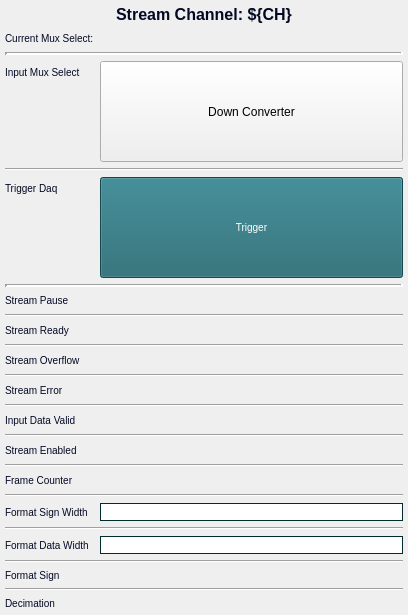
cristinasewell/ATCA_PyDM_Screens, file individuals/down_converter_ch_stream.ui: the form before one commit.
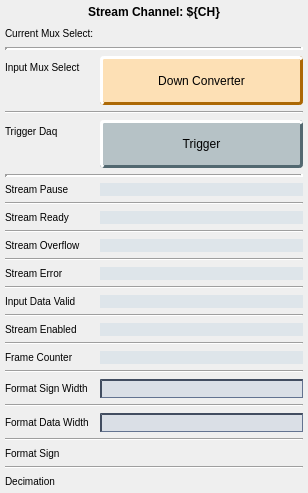
The form after the commit. Custom widgets are drawn as their Qt base class.

Patch:
```diff
--- a/individuals/down_converter_ch_stream.ui
+++ b/individuals/down_converter_ch_stream.ui
@@ -6,8 +6,8 @@
    <rect>
     <x>0</x>
     <y>0</y>
-    <width>408</width>
-    <height>615</height>
+    <width>308</width>
+    <height>493</height>
    </rect>
   </property>
   <property name="sizePolicy">
@@ -25,6 +25,57 @@
   <property name="windowTitle">
    <string>Bay0 Channel Stream</string>
   </property>
+  <property name="styleSheet">
+   <string notr="true">QPushButton {
+    background-color: rgb(182, 194, 198);
+    border-color: rgb(182, 204, 212) rgb(82, 104, 112) rgb(82, 104, 112) rgb(182,204,212);
+    border-style: outset;
+    border-radius: 4px;
+    border-width: 3px; 
+}
+QPushButton:flat {
+    border: none; /* no border for a flat push button */
+}
+QPushButton:hover {
+   background-color: rgb(154,170,176);
+}
+QPushButton:pressed {
+    background-color: rgb(139,195,186);
+    border-style: inset;
+    border-width: 3px;
+	border-color: rgb(47,91,84);
+}
+
+QLineEdit {
+  background-color: rgb(218,223,230);
+  border-color: rgb(66,77,96);
+  border-style: inset;
+  border-width: 2px 1px 1px 2px;
+}
+QLabel {
+  font-size: 10px;
+}
+
+QScrollBar:horizontal {
+  border: 1px solid #32414B;
+}
+QScrollBar:vertical {
+  border: 1px solid #32414B;
+}
+QScrollBar::add-page:horizontal, QScrollBar::sub-page:horizontal {
+  background: none;
+}
+
+QScrollBar::add-page:vertical, QScrollBar::sub-page:vertical {
+  background: none;
+}
+QScrollBar::handle:horizontal {
+  border: 1px solid black;
+}
+QScrollBar::handle:vertical {
+  border: 1px solid black;
+}</string>
+  </property>
   <layout class="QVBoxLayout" name="verticalLayout" stretch="0,1">
    <property name="leftMargin">
     <number>5</number>
@@ -48,8 +99,7 @@
      </property>
      <property name="styleSheet">
       <string notr="true">QLabel{
-  color:#030923;
-  font-size: 16px;
+  font-size: 12px;
   font: bold;
 }</string>
      </property>
@@ -68,12 +118,13 @@
      </property>
      <item row="0" column="0">
       <widget class="QLabel" name="label_15">
+       <property name="font">
+        <font>
+         <pointsize>-1</pointsize>
+        </font>
+       </property>
        <property name="styleSheet">
-        <string notr="true">QLabel{
-  color:#030923;
-  font-size: 10px;
-  font-style: bold;
-}</string>
+        <string notr="true"/>
        </property>
        <property name="text">
         <string>Current Mux Select:</string>
@@ -92,12 +143,13 @@
      </item>
      <item row="2" column="0">
       <widget class="QLabel" name="label_14">
+       <property name="font">
+        <font>
+         <pointsize>-1</pointsize>
+        </font>
+       </property>
        <property name="styleSheet">
-        <string notr="true">QLabel{
-  color:#030923;
-  font-size: 10px;
-  font-style: bold;
-}</string>
+        <string notr="true"/>
        </property>
        <property name="text">
         <string>Input Mux Select</string>
@@ -115,6 +167,26 @@
        <property name="toolTip">
         <string/>
        </property>
+       <property name="styleSheet">
+        <string notr="true">QPushButton {
+    background-color: rgb(253,224,181);
+    border-color: rgb(253,224,181) rgb(172,104,4) rgb(172,104,4) rgb(253,224,181);
+    border-style: outset;
+    border-radius: 4px;
+    border-width: 3px; 
+}
+QPushButton:flat {
+    border: none; /* no border for a flat push button */
+}
+QPushButton:hover {
+   background-color: rgb(233,204,161);
+}
+QPushButton:pressed {
+    background-color: rgb(233,204,161);
+    border-style: inset;
+    border-width: 3px;
+}</string>
+       </property>
        <property name="text">
         <string>Down Converter</string>
        </property>
@@ -142,12 +214,13 @@
      </item>
      <item row="4" column="0">
       <widget class="QLabel" name="label_13">
+       <property name="font">
+        <font>
+         <pointsize>-1</pointsize>
+        </font>
+       </property>
        <property name="styleSheet">
-        <string notr="true">QLabel{
-  color:#030923;
-  font-size: 10px;
-  font-style: bold;
-}</string>
+        <string notr="true"/>
        </property>
        <property name="text">
         <string>Trigger Daq</string>
@@ -166,19 +239,7 @@
         <string/>
        </property>
        <property name="styleSheet">
-        <string notr="true">QPushButton {
-  background-color: #1E646E;
-  border-color: #F3B749;
-  color:white;
-  font-size: 10px;
-}
-QPushButton:pressed{
-  background-color: #023459;
-  font: bold
-}
-QPushButton:hover{
-  border-style: outset;
-}</string>
+        <string notr="true"/>
        </property>
        <property name="text">
         <string>Trigger</string>
@@ -203,12 +264,13 @@
      </item>
      <item row="6" column="0">
       <widget class="QLabel" name="label_3">
+       <property name="font">
+        <font>
+         <pointsize>-1</pointsize>
+        </font>
+       </property>
        <property name="styleSheet">
-        <string notr="true">QLabel{
-  color:#030923;
-  font-size: 10px;
-  font-style: bold;
-}</string>
+        <string notr="true"/>
        </property>
        <property name="text">
         <string>Stream Pause</string>
@@ -219,14 +281,16 @@
       <widget class="PyDMLabel" name="PyDMLabel">
        <property name="font">
         <font>
-         <pointsize>10</pointsize>
+         <pointsize>-1</pointsize>
         </font>
        </property>
        <property name="toolTip">
         <string/>
        </property>
        <property name="styleSheet">
-        <string notr="true"/>
+        <string notr="true">QLabel{
+  background-color: rgb(222,229,234);
+}</string>
        </property>
        <property name="text">
         <string/>
@@ -251,12 +315,13 @@
      </item>
      <item row="8" column="0">
       <widget class="QLabel" name="label_4">
+       <property name="font">
+        <font>
+         <pointsize>-1</pointsize>
+        </font>
+       </property>
        <property name="styleSheet">
-        <string notr="true">QLabel{
-  color:#030923;
-  font-size: 10px;
-  font-style: bold;
-}</string>
+        <string notr="true"/>
        </property>
        <property name="text">
         <string>Stream Ready</string>
@@ -267,14 +332,16 @@
       <widget class="PyDMLabel" name="PyDMLabel_2">
        <property name="font">
         <font>
-         <pointsize>10</pointsize>
+         <pointsize>-1</pointsize>
         </font>
        </property>
        <property name="toolTip">
         <string/>
        </property>
        <property name="styleSheet">
-        <string notr="true"/>
+        <string notr="true">QLabel{
+  background-color: rgb(222,229,234);
+}</string>
        </property>
        <property name="text">
         <string/>
@@ -293,12 +360,13 @@
      </item>
      <item row="10" column="0">
       <widget class="QLabel" name="label_2">
+       <property name="font">
+        <font>
+         <pointsize>-1</pointsize>
+        </font>
+       </property>
        <property name="styleSheet">
-        <string notr="true">QLabel{
-  color:#030923;
-  font-size: 10px;
-  font-style: bold;
-}</string>
+        <string notr="true"/>
        </property>
        <property name="text">
         <string>Stream Overflow</string>
@@ -309,14 +377,16 @@
       <widget class="PyDMLabel" name="PyDMLabel_3">
        <property name="font">
         <font>
-         <pointsize>10</pointsize>
+         <pointsize>-1</pointsize>
         </font>
        </property>
        <property name="toolTip">
         <string/>
        </property>
        <property name="styleSheet">
-        <string notr="true"/>
+        <string notr="true">QLabel{
+  background-color: rgb(222,229,234);
+}</string>
        </property>
        <property name="text">
         <string/>
@@ -335,12 +405,13 @@
      </item>
      <item row="12" column="0">
       <widget class="QLabel" name="label_5">
+       <property name="font">
+        <font>
+         <pointsize>-1</pointsize>
+        </font>
+       </property>
        <property name="styleSheet">
-        <string notr="true">QLabel{
-  color:#030923;
-  font-size: 10px;
-  font-style: bold;
-}</string>
+        <string notr="true"/>
        </property>
        <property name="text">
         <string>Stream Error</string>
@@ -351,14 +422,16 @@
       <widget class="PyDMLabel" name="PyDMLabel_4">
        <property name="font">
         <font>
-         <pointsize>10</pointsize>
+         <pointsize>-1</pointsize>
         </font>
        </property>
        <property name="toolTip">
         <string/>
        </property>
        <property name="styleSheet">
-        <string notr="true"/>
+        <string notr="true">QLabel{
+  background-color: rgb(222,229,234);
+}</string>
        </property>
        <property name="text">
         <string/>
@@ -377,12 +450,13 @@
      </item>
      <item row="14" column="0">
       <widget class="QLabel" name="label_6">
+       <property name="font">
+        <font>
+         <pointsize>-1</pointsize>
+        </font>
+       </property>
        <property name="styleSheet">
-        <string notr="true">QLabel{
-  color:#030923;
-  font-size: 10px;
-  font-style: bold;
-}</string>
+        <string notr="true"/>
        </property>
        <property name="text">
         <string>Input Data Valid</string>
@@ -393,14 +467,16 @@
       <widget class="PyDMLabel" name="PyDMLabel_5">
        <property name="font">
         <font>
-         <pointsize>10</pointsize>
+         <pointsize>-1</pointsize>
         </font>
        </property>
        <property name="toolTip">
         <string/>
        </property>
        <property name="styleSheet">
-        <string notr="true"/>
+        <string notr="true">QLabel{
+  background-color: rgb(222,229,234);
+}</string>
        </property>
        <property name="text">
         <string/>
@@ -419,12 +495,13 @@
      </item>
      <item row="16" column="0">
       <widget class="QLabel" name="label_7">
+       <property name="font">
+        <font>
+         <pointsize>-1</pointsize>
+        </font>
+       </property>
        <property name="styleSheet">
-        <string notr="true">QLabel{
-  color:#030923;
-  font-size: 10px;
-  font-style: bold;
-}</string>
+        <string notr="true"/>
        </property>
        <property name="text">
         <string>Stream Enabled</string>
@@ -435,14 +512,16 @@
       <widget class="PyDMLabel" name="PyDMLabel_6">
        <property name="font">
         <font>
-         <pointsize>10</pointsize>
+         <pointsize>-1</pointsize>
         </font>
        </property>
        <property name="toolTip">
         <string/>
        </property>
        <property name="styleSheet">
-        <string notr="true"/>
+        <string notr="true">QLabel{
+  background-color: rgb(222,229,234);
+}</string>
        </property>
        <property name="text">
         <string/>
@@ -461,12 +540,13 @@
      </item>
      <item row="18" column="0">
       <widget class="QLabel" name="label_8">
+       <property name="font">
+        <font>
+         <pointsize>-1</pointsize>
+        </font>
+       </property>
        <property name="styleSheet">
-        <string notr="true">QLabel{
-  color:#030923;
-  font-size: 10px;
-  font-style: bold;
-}</string>
+        <string notr="true"/>
        </property>
        <property name="text">
         <string>Frame Counter</string>
@@ -477,14 +557,16 @@
       <widget class="PyDMLabel" name="PyDMLabel_7">
        <property name="font">
         <font>
-         <pointsize>10</pointsize>
+         <pointsize>-1</pointsize>
         </font>
        </property>
        <property name="toolTip">
         <string/>
        </property>
        <property name="styleSheet">
-        <string notr="true"/>
+        <string notr="true">QLabel{
+  background-color: rgb(222,229,234);
+}</string>
        </property>
        <property name="text">
         <string/>
@@ -503,12 +585,13 @@
      </item>
      <item row="20" column="0">
       <widget class="QLabel" name="label_9">
+       <property name="font">
+        <font>
+         <pointsize>-1</pointsize>
+        </font>
+       </property>
        <property name="styleSheet">
-        <string notr="true">QLabel{
-  color:#030923;
-  font-size: 10px;
-  font-style: bold;
-}</string>
+        <string notr="true"/>
        </property>
        <property name="text">
         <string>Format Sign Width</string>
@@ -521,11 +604,7 @@
         <string/>
        </property>
        <property name="styleSheet">
-        <string notr="true">QLineEdit{
-  border-width: 1px; 
-  border-style: solid; 
-  border-color: #002C2F;
-}</string>
+        <string notr="true"/>
        </property>
        <property name="channel" stdset="0">
         <string>ca://${DEVICE}:DAQMUX0_FORMATSIGNWIDTH${CH}</string>
@@ -541,12 +620,13 @@
      </item>
      <item row="22" column="0">
       <widget class="QLabel" name="label_10">
+       <property name="font">
+        <font>
+         <pointsize>-1</pointsize>
+        </font>
+       </property>
        <property name="styleSheet">
-        <string notr="true">QLabel{
-  color:#030923;
-  font-size: 10px;
-  font-style: bold;
-}</string>
+        <string notr="true"/>
        </property>
        <property name="text">
         <string>Format Data Width</string>
@@ -559,11 +639,7 @@
         <string/>
        </property>
        <property name="styleSheet">
-        <string notr="true">QLineEdit{
-  border-width: 1px; 
-  border-style: solid; 
-  border-color: #002C2F;
-}</string>
+        <string notr="true"/>
        </property>
        <property name="channel" stdset="0">
         <string>ca://${DEVICE}:DAQMUX0_FORMATDATAWIDTH${CH}</string>
@@ -579,12 +655,13 @@
      </item>
      <item row="24" column="0">
       <widget class="QLabel" name="label_11">
+       <property name="font">
+        <font>
+         <pointsize>-1</pointsize>
+        </font>
+       </property>
        <property name="styleSheet">
-        <string notr="true">QLabel{
-  color:#030923;
-  font-size: 10px;
-  font-style: bold;
-}</string>
+        <string notr="true"/>
        </property>
        <property name="text">
         <string>Format Sign</string>
@@ -593,23 +670,17 @@
      </item>
      <item row="24" column="1">
       <widget class="PyDMEnumButton" name="PyDMEnumButton">
+       <property name="maximumSize">
+        <size>
+         <width>16777215</width>
+         <height>48</height>
+        </size>
+       </property>
        <property name="toolTip">
         <string/>
        </property>
        <property name="styleSheet">
-        <string notr="true">QPushButton {
-  background-color: #50697D;
-  border-color: #F3B749;
-  color:white;
-  font-size: 10px;
-}
-QPushButton:checked{
-  background-color: #14B09B;
-  font: bold
-}
-QPushButton:hover{
-  border-style: outset;
-}</string>
+        <string notr="true"/>
        </property>
        <property name="channel" stdset="0">
         <string>ca://${DEVICE}:DAQMUX0_FORMATSIGN${CH}</string>
@@ -646,12 +717,13 @@
      </item>
      <item row="26" column="0">
       <widget class="QLabel" name="label_12">
+       <property name="font">
+        <font>
+         <pointsize>-1</pointsize>
+        </font>
+       </property>
        <property name="styleSheet">
-        <string notr="true">QLabel{
-  color:#030923;
-  font-size: 10px;
-  font-style: bold;
-}</string>
+        <string notr="true"/>
        </property>
        <property name="text">
         <string>Decimation</string>
@@ -660,23 +732,17 @@
      </item>
      <item row="26" column="1">
       <widget class="PyDMEnumButton" name="PyDMEnumButton_2">
+       <property name="maximumSize">
+        <size>
+         <width>16777215</width>
+         <height>48</height>
+        </size>
+       </property>
        <property name="toolTip">
         <string/>
        </property>
        <property name="styleSheet">
-        <string notr="true">QPushButton {
-  background-color: #50697D;
-  border-color: #F3B749;
-  color:white;
-  font-size: 10px;
-}
-QPushButton:checked{
-  background-color: #14B09B;
-  font: bold
-}
-QPushButton:hover{
-  border-style: outset;
-}</string>
+        <string notr="true"/>
        </property>
        <property name="channel" stdset="0">
         <string>ca://${DEVICE}:DAQMUX0_DECIMATION${CH}</string>
```
